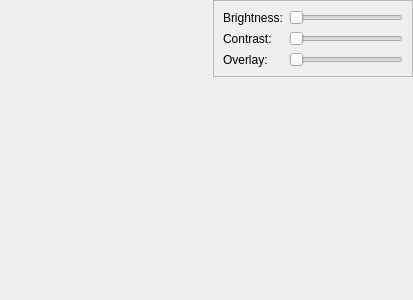
Qt form ui/PoseEditor.ui (ETHZ-3Rhub/Junip3R) before a commit.
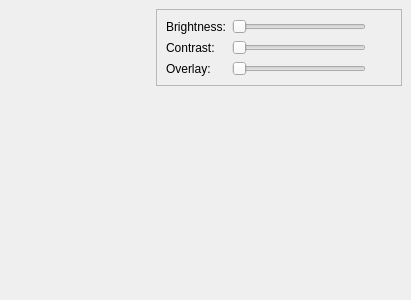
The same form after that commit. Icons and pictures are not drawn. Custom widgets are drawn as their Qt base class.

The edit to the form file:
```diff
--- a/ui/PoseEditor.ui
+++ b/ui/PoseEditor.ui
@@ -6,7 +6,7 @@
    <rect>
     <x>0</x>
     <y>0</y>
-    <width>413</width>
+    <width>411</width>
     <height>300</height>
    </rect>
   </property>
@@ -29,6 +29,45 @@
    <item row="0" column="1">
     <widget class="QFrame" name="frm_post_processing">
      <property name="sizePolicy">
+      <sizepolicy hsizetype="Maximum" vsizetype="Maximum">
+       <horstretch>0</horstretch>
+       <verstretch>0</verstretch>
+      </sizepolicy>
+     </property>
+     <property name="frameShape">
+      <enum>QFrame::NoFrame</enum>
+     </property>
+     <property name="frameShadow">
+      <enum>QFrame::Plain</enum>
+     </property>
+     <layout class="QHBoxLayout" name="horizontalLayout_4">
+      <item>
+       <widget class="QFrame" name="frame_2">
+        <property name="frameShape">
+         <enum>QFrame::StyledPanel</enum>
+        </property>
+        <property name="frameShadow">
+         <enum>QFrame::Raised</enum>
+        </property>
+        <layout class="QHBoxLayout" name="horizontalLayout">
+         <property name="spacing">
+          <number>6</number>
+         </property>
+         <property name="leftMargin">
+          <number>9</number>
+         </property>
+         <property name="topMargin">
+          <number>9</number>
+         </property>
+         <property name="rightMargin">
+          <number>9</number>
+         </property>
+         <property name="bottomMargin">
+          <number>0</number>
+         </property>
+         <item>
+          <widget class="QFrame" name="frm_post_processing_inner">
+           <property name="sizePolicy">
       <sizepolicy hsizetype="Preferred" vsizetype="Maximum">
        <horstretch>0</horstretch>
        <verstretch>0</verstretch>
@@ -47,12 +86,21 @@
       </size>
      </property>
      <property name="frameShape">
-      <enum>QFrame::StyledPanel</enum>
+            <enum>QFrame::NoFrame</enum>
      </property>
      <property name="frameShadow">
       <enum>QFrame::Raised</enum>
      </property>
      <layout class="QFormLayout" name="formLayout">
+            <property name="leftMargin">
+             <number>0</number>
+            </property>
+            <property name="topMargin">
+             <number>0</number>
+            </property>
+            <property name="rightMargin">
+             <number>0</number>
+            </property>
       <item row="0" column="0">
        <widget class="QLabel" name="label_4">
         <property name="text">
@@ -99,6 +147,66 @@
         <property name="orientation">
          <enum>Qt::Horizontal</enum>
         </property>
+             </widget>
+            </item>
+           </layout>
+          </widget>
+         </item>
+         <item>
+          <widget class="QFrame" name="frame">
+           <property name="frameShape">
+            <enum>QFrame::NoFrame</enum>
+           </property>
+           <property name="frameShadow">
+            <enum>QFrame::Raised</enum>
+           </property>
+           <layout class="QVBoxLayout" name="verticalLayout_2">
+            <property name="leftMargin">
+             <number>0</number>
+            </property>
+            <property name="topMargin">
+             <number>0</number>
+            </property>
+            <property name="rightMargin">
+             <number>0</number>
+            </property>
+            <property name="bottomMargin">
+             <number>0</number>
+            </property>
+            <item>
+             <widget class="QToolButton" name="btn_restore_preferences">
+              <property name="cursor">
+               <cursorShape>PointingHandCursor</cursorShape>
+              </property>
+              <property name="styleSheet">
+               <string notr="true">border:none;
+background-color:none;</string>
+              </property>
+              <property name="text">
+               <string/>
+              </property>
+              <property name="icon">
+               <iconset theme="view-restore"/>
+              </property>
+             </widget>
+            </item>
+            <item>
+             <spacer name="verticalSpacer">
+              <property name="orientation">
+               <enum>Qt::Vertical</enum>
+              </property>
+              <property name="sizeHint" stdset="0">
+               <size>
+                <width>20</width>
+                <height>40</height>
+               </size>
+              </property>
+             </spacer>
+            </item>
+           </layout>
+          </widget>
+         </item>
+        </layout>
        </widget>
       </item>
      </layout>
```
Lines whose indentation alone changed are shown as unchanged.
